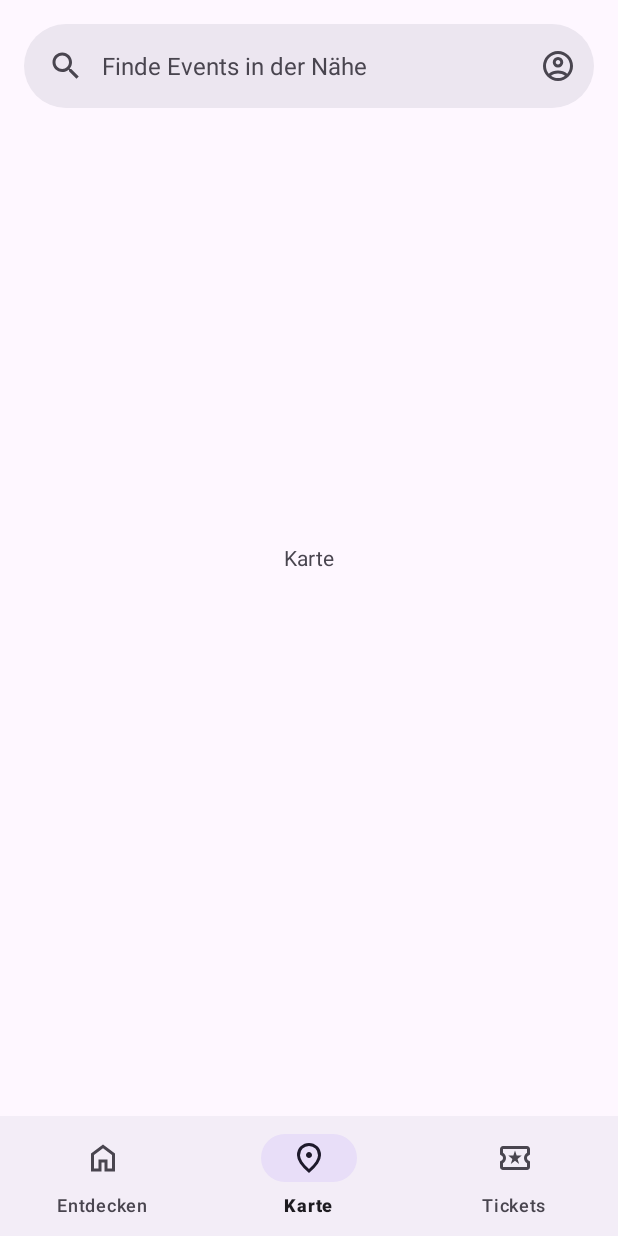
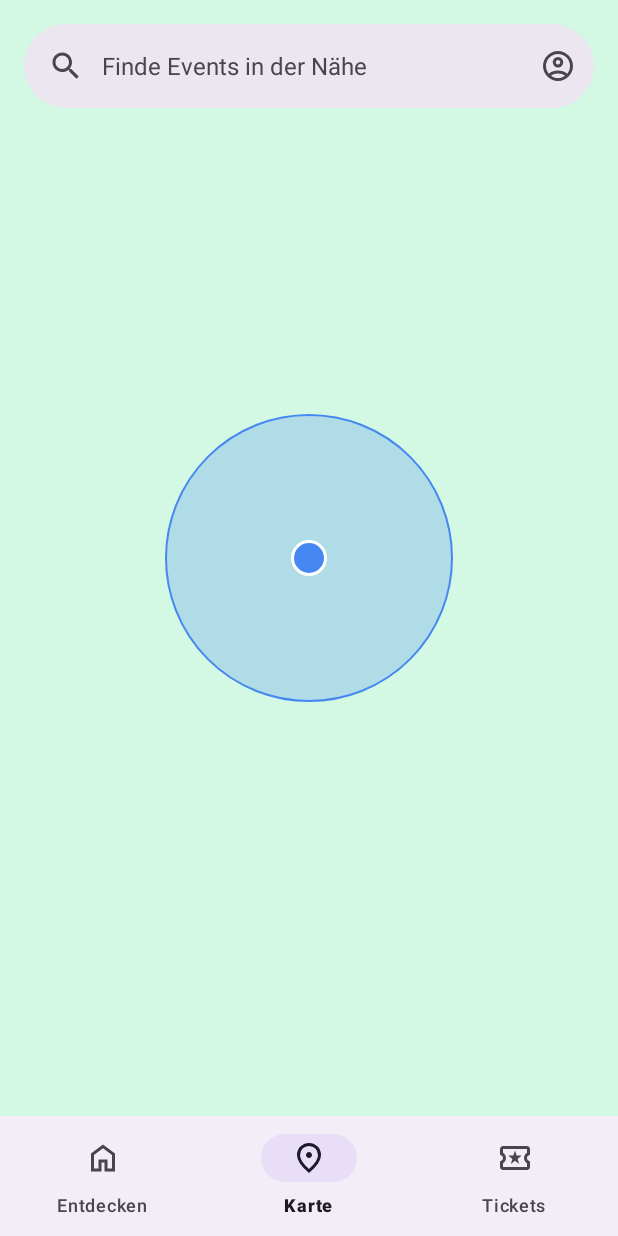
Before and after one commit to Sandlo/EventRadar, an Android app: the MapFragment screen opened through its navigation route, on a phone screen of 412 x 824 dp. Run offline under Robolectric (Android 15) with nearby library versions, the phone set to English and light mode, and no system bars; our stand-ins replace navigation-ui.

Commit message:
Add a dummy map

```diff
--- /dev/null
+++ b/app/src/main/res/drawable/ic_map_location.xml
@@ -0,0 +1,28 @@
+<?xml version="1.0" encoding="utf-8"?>
+<layer-list xmlns:android="http://schemas.android.com/apk/res/android">
+
+    <item>
+        <shape android:shape="oval">
+
+            <size
+                android:width="192dp"
+                android:height="192dp" />
+            <solid android:color="@color/map_location_alpha" />
+            <stroke
+                android:width="1dp"
+                android:color="@color/map_location" />
+        </shape>
+    </item>
+    <item android:gravity="center">
+        <shape android:shape="oval">
+
+            <size
+                android:width="24dp"
+                android:height="24dp" />
+            <solid android:color="@color/map_location" />
+            <stroke
+                android:width="2dp"
+                android:color="@android:color/white" />
+        </shape>
+    </item>
+</layer-list>
--- a/app/src/main/res/layout/fragment_map.xml
+++ b/app/src/main/res/layout/fragment_map.xml
@@ -2,6 +2,7 @@
 <RelativeLayout xmlns:android="http://schemas.android.com/apk/res/android"
     android:layout_width="match_parent"
     android:layout_height="match_parent"
+    android:background="@color/map_background"
     xmlns:app="http://schemas.android.com/apk/res-auto">
 
     <com.google.android.material.search.SearchBar
@@ -14,9 +15,10 @@
         app:menu="@menu/search_bar_menu"
         android:hint="@string/search_hint_map" />
 
-    <TextView
+    <ImageView
         android:layout_width="wrap_content"
         android:layout_height="wrap_content"
-        android:text="@string/title_map"
-        android:layout_centerInParent="true" />
+        android:layout_centerInParent="true"
+        android:src="@drawable/ic_map_location"
+        android:contentDescription="@string/title_map" />
 </RelativeLayout>
--- a/app/src/main/res/values/colors.xml
+++ b/app/src/main/res/values/colors.xml
@@ -1,3 +1,6 @@
 <?xml version="1.0" encoding="utf-8"?>
 <resources>
+    <color name="map_background">#D3F8E3</color>
+    <color name="map_location">#4688F1</color>
+    <color name="map_location_alpha">#404688F1</color>
 </resources>
```
